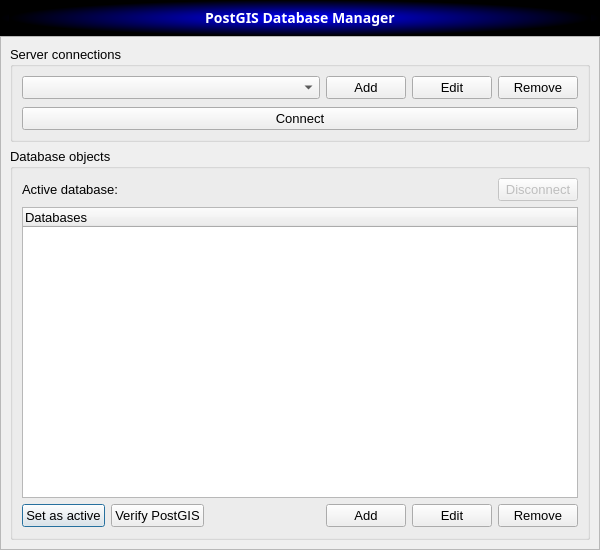
The window that DBManager/UI/db_manager_menu.ui (eryk918/postgis_toolbox) describes before a commit, drawn with Qt 5.
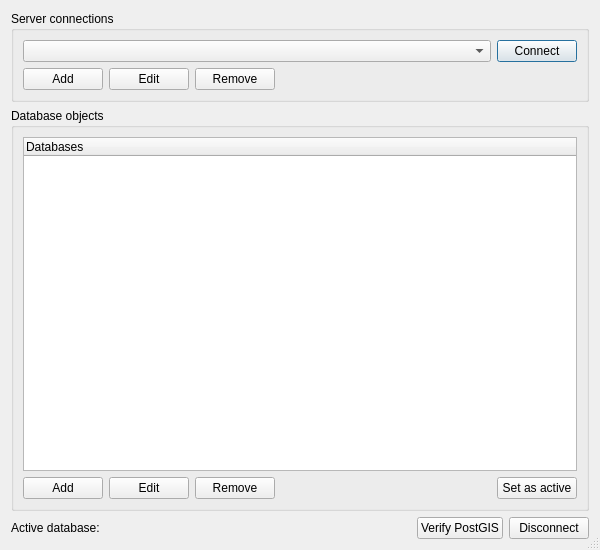
The same window after the commit. Icons and pictures are not drawn.

Commit message: Big refactor for QGIS 3.44 - provider connections instead of QSqlDatabase - processing algs on a common base - no db/gui work in task threads - query editor subclasses QGIS DB Manager, our copy removed - faster db tree (one query per db) - new table registry tool - dialogs redone w/ native widgets, dark mode ok - disconnect btn, svg icons - popups via one helper, deprecated qt/qgis calls dropped - i18n/readme cleanup, min QGIS 3.22

```diff
--- a/DBManager/UI/db_manager_menu.ui
+++ b/DBManager/UI/db_manager_menu.ui
@@ -2,12 +2,6 @@
 <ui version="4.0">
  <class>db_dialog</class>
  <widget class="QDialog" name="db_dialog">
-  <property name="windowModality">
-   <enum>Qt::WindowModal</enum>
-  </property>
-  <property name="enabled">
-   <bool>true</bool>
-  </property>
   <property name="geometry">
    <rect>
     <x>0</x>
@@ -16,400 +10,185 @@
     <height>550</height>
    </rect>
   </property>
-  <property name="sizePolicy">
-   <sizepolicy hsizetype="Expanding" vsizetype="Expanding">
-    <horstretch>0</horstretch>
-    <verstretch>0</verstretch>
-   </sizepolicy>
-  </property>
-  <property name="minimumSize">
-   <size>
-    <width>600</width>
-    <height>550</height>
-   </size>
-  </property>
-  <property name="font">
-   <font>
-    <family>Segoe UI</family>
-    <pointsize>10</pointsize>
-    <weight>50</weight>
-    <italic>false</italic>
-    <bold>false</bold>
-   </font>
-  </property>
-  <property name="contextMenuPolicy">
-   <enum>Qt::NoContextMenu</enum>
-  </property>
   <property name="windowTitle">
    <string>PostGIS Toolbox - DB Manager</string>
   </property>
-  <property name="windowIcon">
-   <iconset>
-    <normaloff>../../../../../../../../../../../images/icon.png</normaloff>../../../../../../../../../../../images/icon.png</iconset>
-  </property>
-  <property name="styleSheet">
-   <string notr="true"/>
-  </property>
   <property name="sizeGripEnabled">
-   <bool>false</bool>
-  </property>
-  <property name="modal">
    <bool>true</bool>
   </property>
-  <layout class="QGridLayout" name="gridLayout">
-   <property name="leftMargin">
-    <number>0</number>
-   </property>
-   <property name="topMargin">
-    <number>0</number>
-   </property>
-   <property name="rightMargin">
-    <number>0</number>
-   </property>
-   <property name="bottomMargin">
-    <number>0</number>
-   </property>
-   <property name="spacing">
-    <number>0</number>
-   </property>
-   <item row="0" column="0" colspan="3">
-    <widget class="QFrame" name="title_frame">
-     <property name="minimumSize">
-      <size>
-       <width>200</width>
-       <height>36</height>
-      </size>
+  <layout class="QVBoxLayout" name="verticalLayout">
+   <item>
+    <widget class="QGroupBox" name="connections_groupbox">
+     <property name="title">
+      <string>Server connections</string>
      </property>
-     <property name="maximumSize">
-      <size>
-       <width>16777215</width>
-       <height>36</height>
-      </size>
-     </property>
-     <property name="accessibleName">
-      <string notr="true"/>
-     </property>
-     <property name="styleSheet">
-      <string notr="true">background: qradialgradient(spread:pad, cx:0.5, cy:0.5, radius:0.5, fx:0.502, fy:0.494318, stop:0 rgba(0, 0, 255, 255), stop:1 rgba(0, 0, 0, 255))</string>
-     </property>
-     <property name="frameShape">
-      <enum>QFrame::NoFrame</enum>
-     </property>
-     <property name="frameShadow">
-      <enum>QFrame::Plain</enum>
-     </property>
-     <property name="lineWidth">
-      <number>0</number>
-     </property>
-     <layout class="QVBoxLayout" name="verticalLayout">
-      <property name="spacing">
-       <number>0</number>
-      </property>
-      <property name="topMargin">
-       <number>0</number>
-      </property>
+     <layout class="QVBoxLayout" name="connections_layout">
       <item>
-       <widget class="QLabel" name="title_label">
-        <property name="minimumSize">
-         <size>
-          <width>0</width>
-          <height>36</height>
-         </size>
-        </property>
-        <property name="font">
-         <font>
-          <family>Samsung Sans</family>
-          <pointsize>-1</pointsize>
-          <weight>75</weight>
-          <bold>true</bold>
-         </font>
-        </property>
-        <property name="styleSheet">
-         <string notr="true">color : white;	font-weight: bold;font-family: &quot;Samsung Sans&quot;;font-size: 14px;</string>
-        </property>
-        <property name="lineWidth">
-         <number>0</number>
-        </property>
-        <property name="text">
-         <string>PostGIS Database Manager</string>
-        </property>
-        <property name="alignment">
-         <set>Qt::AlignCenter</set>
-        </property>
-       </widget>
+       <layout class="QHBoxLayout" name="connect_layout">
+        <item>
+         <widget class="QComboBox" name="connection_cbbx">
+          <property name="sizePolicy">
+           <sizepolicy hsizetype="Expanding" vsizetype="Fixed">
+            <horstretch>1</horstretch>
+            <verstretch>0</verstretch>
+           </sizepolicy>
+          </property>
+         </widget>
+        </item>
+        <item>
+         <widget class="QPushButton" name="load_db_data_btn">
+          <property name="text">
+           <string>Connect</string>
+          </property>
+          <property name="default">
+           <bool>true</bool>
+          </property>
+         </widget>
+        </item>
+       </layout>
       </item>
+      <item>
+       <layout class="QHBoxLayout" name="connection_buttons_layout">
+        <item>
+         <widget class="QPushButton" name="add_conn_btn">
+          <property name="text">
+           <string>Add</string>
+          </property>
+         </widget>
+        </item>
+        <item>
+         <widget class="QPushButton" name="edit_conn_btn">
+          <property name="text">
+           <string>Edit</string>
+          </property>
+         </widget>
+        </item>
+        <item>
+         <widget class="QPushButton" name="remove_conn_btn">
+          <property name="text">
+           <string>Remove</string>
+          </property>
+         </widget>
+        </item>
+        <item>
+         <spacer name="connection_buttons_spacer">
+          <property name="orientation">
+           <enum>Qt::Horizontal</enum>
+          </property>
+          <property name="sizeHint" stdset="0">
+           <size>
+            <width>0</width>
+            <height>0</height>
+           </size>
+          </property>
+         </spacer>
+        </item>
+       </layout>
+      </item>
      </layout>
     </widget>
    </item>
-   <item row="1" column="0" colspan="3">
-    <widget class="QFrame" name="frame_2">
-     <property name="frameShape">
-      <enum>QFrame::StyledPanel</enum>
+   <item>
+    <widget class="QGroupBox" name="objects_groupbox">
+     <property name="title">
+      <string>Database objects</string>
      </property>
-     <property name="frameShadow">
-      <enum>QFrame::Raised</enum>
-     </property>
-     <layout class="QGridLayout" name="gridLayout_2">
-      <item row="2" column="0">
-       <widget class="QGroupBox" name="groupBox_4">
-        <property name="title">
-         <string>Database objects</string>
-        </property>
-        <layout class="QGridLayout" name="gridLayout_6">
-         <item row="4" column="0">
-          <layout class="QGridLayout" name="gridLayout_3">
-           <item row="0" column="0">
-            <widget class="QPushButton" name="active_db_btn">
-             <property name="minimumSize">
-              <size>
-               <width>0</width>
-               <height>0</height>
-              </size>
-             </property>
-             <property name="maximumSize">
-              <size>
-               <width>16777215</width>
-               <height>16777215</height>
-              </size>
-             </property>
-             <property name="text">
-              <string>Set as active</string>
-             </property>
-            </widget>
-           </item>
-           <item row="0" column="2">
-            <layout class="QGridLayout" name="gridLayout_7">
-             <item row="0" column="3">
-              <widget class="QPushButton" name="add_obj_btn">
-               <property name="maximumSize">
-                <size>
-                 <width>80</width>
-                 <height>16777215</height>
-                </size>
-               </property>
-               <property name="text">
-                <string>Add</string>
-               </property>
-              </widget>
-             </item>
-             <item row="0" column="6">
-              <widget class="QPushButton" name="remove_obj_btn">
-               <property name="maximumSize">
-                <size>
-                 <width>80</width>
-                 <height>16777215</height>
-                </size>
-               </property>
-               <property name="text">
-                <string>Remove</string>
-               </property>
-              </widget>
-             </item>
-             <item row="0" column="4">
-              <widget class="QPushButton" name="edit_obj_btn">
-               <property name="maximumSize">
-                <size>
-                 <width>80</width>
-                 <height>16777215</height>
-                </size>
-               </property>
-               <property name="text">
-                <string>Edit</string>
-               </property>
-              </widget>
-             </item>
-             <item row="0" column="1">
-              <spacer name="horizontalSpacer_3">
-               <property name="orientation">
-                <enum>Qt::Horizontal</enum>
-               </property>
-               <property name="sizeType">
-                <enum>QSizePolicy::MinimumExpanding</enum>
-               </property>
-               <property name="sizeHint" stdset="0">
-                <size>
-                 <width>37</width>
-                 <height>24</height>
-                </size>
-               </property>
-              </spacer>
-             </item>
-            </layout>
-           </item>
-           <item row="0" column="1">
-            <widget class="QPushButton" name="verify_postgis_btn">
-             <property name="minimumSize">
-              <size>
-               <width>0</width>
-               <height>0</height>
-              </size>
-             </property>
-             <property name="maximumSize">
-              <size>
-               <width>16777215</width>
-               <height>16777215</height>
-              </size>
-             </property>
-             <property name="text">
-              <string>Verify PostGIS</string>
-             </property>
-            </widget>
-           </item>
-          </layout>
-         </item>
-         <item row="2" column="0">
-          <widget class="QTreeWidget" name="db_obj_treeview">
-           <property name="columnCount">
-            <number>1</number>
-           </property>
-           <column>
-            <property name="text">
-             <string>Databases</string>
-            </property>
-           </column>
-          </widget>
-         </item>
-         <item row="1" column="0">
-          <layout class="QGridLayout" name="gridLayout_10">
-           <property name="topMargin">
-            <number>0</number>
-           </property>
-           <item row="0" column="0">
-            <widget class="QLabel" name="active_db_label">
-             <property name="text">
-              <string>Active database:</string>
-             </property>
-            </widget>
-           </item>
-           <item row="0" column="1">
-            <spacer name="horizontalSpacer">
-             <property name="orientation">
-              <enum>Qt::Horizontal</enum>
-             </property>
-             <property name="sizeHint" stdset="0">
-              <size>
-               <width>40</width>
-               <height>20</height>
-              </size>
-             </property>
-            </spacer>
-           </item>
-           <item row="0" column="2">
-            <widget class="QPushButton" name="disconnect_btn">
-             <property name="enabled">
-              <bool>false</bool>
-             </property>
-             <property name="text">
-              <string>Disconnect</string>
-             </property>
-            </widget>
-           </item>
-          </layout>
-         </item>
-        </layout>
+     <layout class="QVBoxLayout" name="objects_layout">
+      <item>
+       <widget class="QTreeWidget" name="db_obj_treeview">
+        <column>
+         <property name="text">
+          <string>Databases</string>
+         </property>
+        </column>
        </widget>
       </item>
-      <item row="0" column="0" rowspan="2">
-       <widget class="QGroupBox" name="groupBox_2">
-        <property name="sizePolicy">
-         <sizepolicy hsizetype="Preferred" vsizetype="Preferred">
-          <horstretch>0</horstretch>
-          <verstretch>0</verstretch>
-         </sizepolicy>
-        </property>
-        <property name="title">
-         <string>Server connections</string>
-        </property>
-        <layout class="QVBoxLayout" name="verticalLayout_2">
-         <item>
-          <widget class="QFrame" name="frame">
-           <property name="frameShape">
-            <enum>QFrame::NoFrame</enum>
-           </property>
-           <property name="frameShadow">
-            <enum>QFrame::Raised</enum>
-           </property>
-           <layout class="QGridLayout" name="gridLayout_5">
-            <property name="leftMargin">
-             <number>0</number>
-            </property>
-            <property name="topMargin">
-             <number>0</number>
-            </property>
-            <property name="rightMargin">
-             <number>0</number>
-            </property>
-            <property name="bottomMargin">
-             <number>2</number>
-            </property>
-            <item row="0" column="0">
-             <widget class="QComboBox" name="connection_cbbx"/>
-            </item>
-            <item row="0" column="2">
-             <widget class="QPushButton" name="edit_conn_btn">
-              <property name="maximumSize">
-               <size>
-                <width>80</width>
-                <height>16777215</height>
-               </size>
-              </property>
-              <property name="text">
-               <string>Edit</string>
-              </property>
-             </widget>
-            </item>
-            <item row="0" column="1">
-             <widget class="QPushButton" name="add_conn_btn">
-              <property name="maximumSize">
-               <size>
-                <width>80</width>
-                <height>16777215</height>
-               </size>
-              </property>
-              <property name="text">
-               <string>Add</string>
-              </property>
-             </widget>
-            </item>
-            <item row="0" column="3">
-             <widget class="QPushButton" name="remove_conn_btn">
-              <property name="maximumSize">
-               <size>
-                <width>80</width>
-                <height>16777215</height>
-               </size>
-              </property>
-              <property name="text">
-               <string>Remove</string>
-              </property>
-             </widget>
-            </item>
-           </layout>
-          </widget>
-         </item>
-         <item>
-          <layout class="QGridLayout" name="gridLayout_9">
-           <property name="leftMargin">
-            <number>0</number>
-           </property>
-           <property name="topMargin">
-            <number>0</number>
-           </property>
-           <item row="0" column="0">
-            <widget class="QPushButton" name="load_db_data_btn">
-             <property name="text">
-              <string>Connect</string>
-             </property>
-            </widget>
-           </item>
-          </layout>
-         </item>
-        </layout>
-       </widget>
+      <item>
+       <layout class="QHBoxLayout" name="objects_buttons_layout">
+        <item>
+         <widget class="QPushButton" name="add_obj_btn">
+          <property name="text">
+           <string>Add</string>
+          </property>
+         </widget>
+        </item>
+        <item>
+         <widget class="QPushButton" name="edit_obj_btn">
+          <property name="text">
+           <string>Edit</string>
+          </property>
+         </widget>
+        </item>
+        <item>
+         <widget class="QPushButton" name="remove_obj_btn">
+          <property name="text">
+           <string>Remove</string>
+          </property>
+         </widget>
+        </item>
+        <item>
+         <spacer name="objects_spacer">
+          <property name="orientation">
+           <enum>Qt::Horizontal</enum>
+          </property>
+          <property name="sizeHint" stdset="0">
+           <size>
+            <width>0</width>
+            <height>0</height>
+           </size>
+          </property>
+         </spacer>
+        </item>
+        <item>
+         <widget class="QPushButton" name="active_db_btn">
+          <property name="text">
+           <string>Set as active</string>
+          </property>
+         </widget>
+        </item>
+       </layout>
       </item>
      </layout>
     </widget>
    </item>
+   <item>
+    <layout class="QHBoxLayout" name="active_db_layout">
+     <item>
+      <widget class="QLabel" name="active_db_label">
+       <property name="text">
+        <string>Active database:</string>
+       </property>
+      </widget>
+     </item>
+     <item>
+      <spacer name="active_db_spacer">
+       <property name="orientation">
+        <enum>Qt::Horizontal</enum>
+       </property>
+       <property name="sizeHint" stdset="0">
+        <size>
+         <width>0</width>
+         <height>0</height>
+        </size>
+       </property>
+      </spacer>
+     </item>
+     <item>
+      <widget class="QPushButton" name="verify_postgis_btn">
+       <property name="text">
+        <string>Verify PostGIS</string>
+       </property>
+      </widget>
+     </item>
+     <item>
+      <widget class="QPushButton" name="disconnect_btn">
+       <property name="text">
+        <string>Disconnect</string>
+       </property>
+      </widget>
+     </item>
+    </layout>
+   </item>
   </layout>
  </widget>
  <resources/>
```
Left out of the diff: 10 changed lines with no effect on the pictures. The commit also changes 174 other files.
